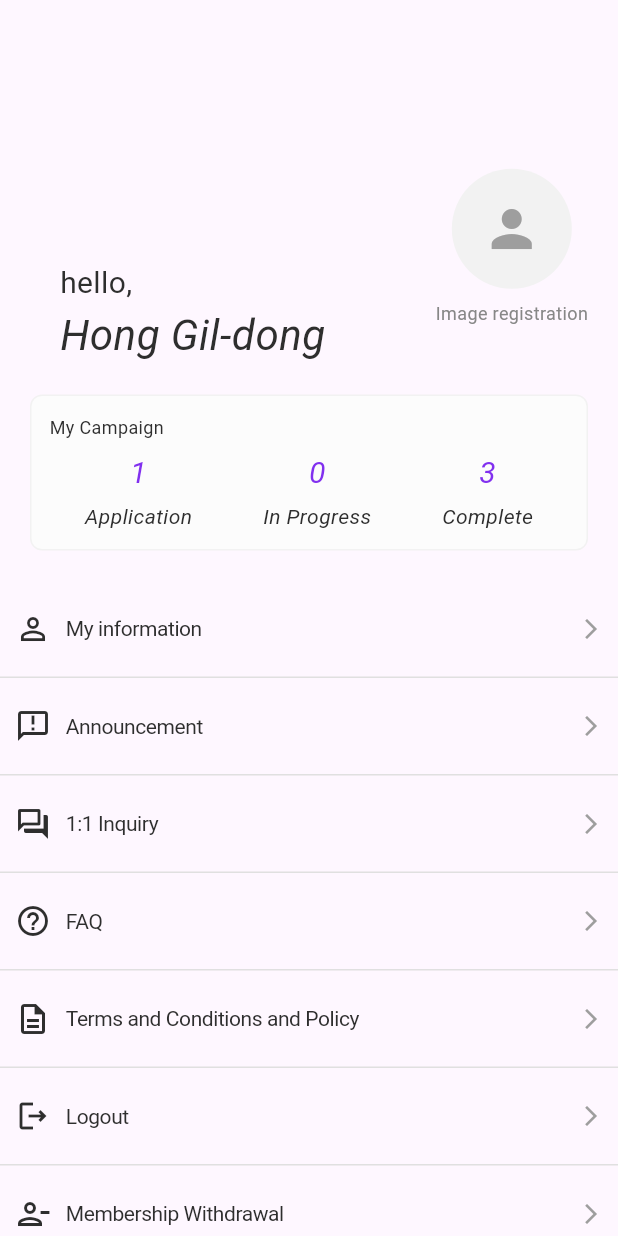
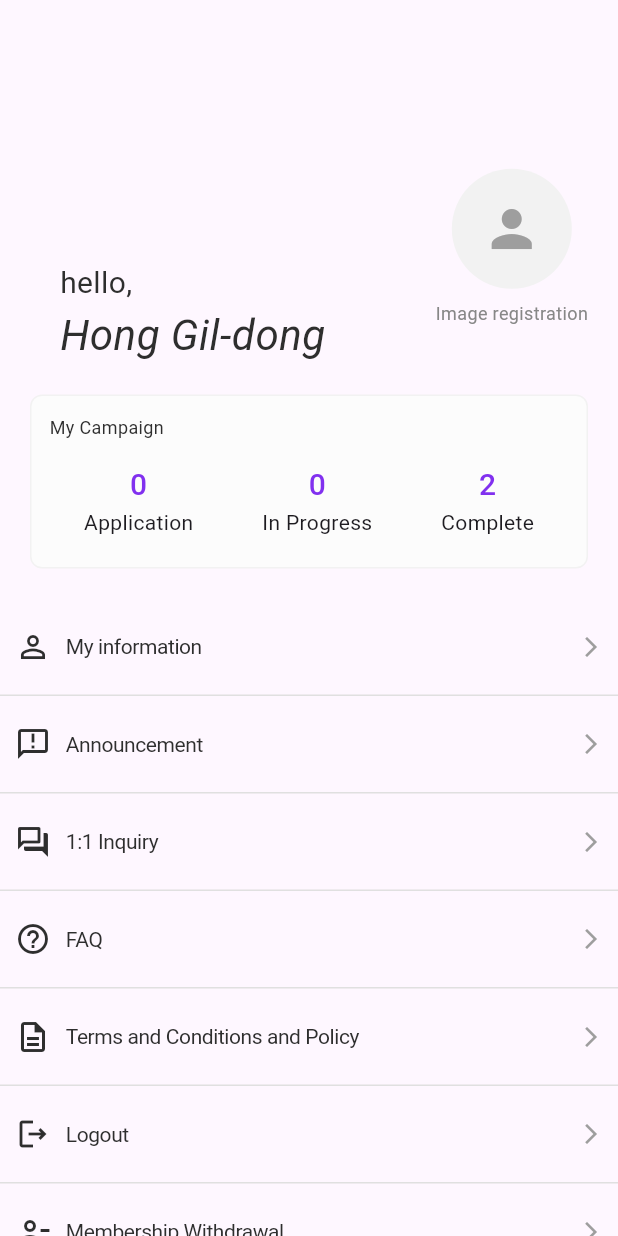
Before and after one commit to shaina-pachica/Flutter, a Flutter app: the screen it shows after launch, on a phone screen of 412 x 824 dp. Run offline on Flutter 3.47's test engine with Material 3 defaults, Android fonts, the phone set to English and light mode, and no system bars; our stand-ins replace file_picker, get, image_picker; Roboto replaces fonts that are missing (ABeeZee).

Commit message:
A1 (My Campaign UI) is done. just need design improvement and code refactoring

```diff
--- /dev/null
+++ b/lib/app/bindings/campaign_binding.dart
@@ -0,0 +1,9 @@
+import 'package:get/get.dart';
+import '../controllers/campaign_controller.dart';
+
+class CampaignBinding extends Bindings {
+  @override
+  void dependencies() {
+    Get.lazyPut(() => CampaignController());
+  }
+}
--- a/lib/app/controllers/campaign_controller.dart
+++ b/lib/app/controllers/campaign_controller.dart
@@ -1,12 +1,21 @@
 import 'package:get/get.dart';
+import 'package:myflyn_app/app/routes/app_pages.dart';
 
 class CampaignController extends GetxController {
-  var selectedTab = 'Application'.obs; // default tab
-  var applicationCount = 1.obs;
+  var applicationCount = 0.obs;
   var inProgressCount = 0.obs;
-  var completeCount = 3.obs;
+  var completeCount = 2.obs;
 
-  void selectTab(String tab) {
-    selectedTab.value = tab;
+  // // Reactive selected tab (optional if you want tab highlight)
+  // var selectedTab = ''.obs;
+
+  // //Call this method when a tab is selected
+  // void selectTab(String tab, String route) {
+  //   selectedTab.value = tab;
+  //   Get.toNamed(route); // navigate to the corresponding view
+  // }
+
+  void goToCampaignView() {
+    Get.toNamed(Routes.campaign); // route for CampaignView
   }
 }
--- a/lib/app/routes/app_pages.dart
+++ b/lib/app/routes/app_pages.dart
@@ -1,11 +1,13 @@
 import 'package:get/get.dart'; // Importing GetX for state management
 import 'package:myflyn_app/app/bindings/basic_info_binding.dart';
+import 'package:myflyn_app/app/bindings/campaign_binding.dart';
 import 'package:myflyn_app/app/bindings/password_setting_binding.dart';
 import 'package:myflyn_app/app/bindings/splash_binding.dart';
+import 'package:myflyn_app/app/views/home/myInformation/myCampaign/campaign_view.dart';
 import 'package:myflyn_app/app/views/home/myInformation/myInformation/basic_info_view.dart';
 import 'package:myflyn_app/app/views/home/myInformation/myInformation/password_setting_view.dart';
 import 'package:myflyn_app/app/views/splash_view.dart';
-
+import 'package:myflyn_app/app/widgets/campaign_card.dart';
 
 // Importing views for routing
 import '../views/home/myInformation/home_view.dart';
@@ -17,10 +19,6 @@ import '../bindings/my_info_binding.dart'; // Binding for My Information
 part 'app_routes.dart';
 
 class AppPages {
-  static const initial = Routes.splash; // Initial route for the app
-  static const home = '/home'; // Home route
-  static const basicInfo = '/basic-info'; // Initial route for the app);
-
   static final routes = [
     // Define the initial route for the application
     GetPage(
@@ -44,5 +42,11 @@ class AppPages {
       page: () => const PasswordSettingView(),
       binding: PasswordSettingBinding(), // Binding for Password Setting
     ),
+    GetPage(
+      name: '/campaign_summary_view',
+      page: () => const CampaignView(),
+      binding: CampaignBinding(), // Binding for CampaignController
+    ),
+
   ];
 }
--- a/lib/app/routes/app_routes.dart
+++ b/lib/app/routes/app_routes.dart
@@ -1,11 +1,12 @@
 part of 'app_pages.dart';
 
 abstract class Routes {
-  static const splash = '/splash'; // A0
-  static const home = '/home'; // A1
+  static const splash = '/splash';
+  static const home = '/home'; // A0
   static const myInformation = '/my_information'; // A2
   static const basicInformation = '/basic_information';
   static const passwordSetting = '/password_setting_view'; // A3r
+  static const campaign = '/campaign_summary_view'; // A1
   //static const interestCategory = '/interest_category';
 
 }
--- a/lib/app/views/home/myInformation/home_view.dart
+++ b/lib/app/views/home/myInformation/home_view.dart
@@ -2,8 +2,8 @@ import 'package:flutter/material.dart';
 import 'package:get/get.dart';
 import 'package:myflyn_app/app/controllers/campaign_controller.dart';
 import 'package:myflyn_app/app/routes/app_pages.dart';
+import 'package:myflyn_app/app/widgets/campaign_card.dart';
 
-import 'package:myflyn_app/app/widgets/campaign_card.dart';
 import '../../../widgets/sections/profile_header.dart';
 import '../../../widgets/clickables/menu_item.dart'; //MenuItem widget for the menu items
 import '../../../widgets/picker/image_registration.dart'; // Image registration widget
@@ -16,7 +16,7 @@ class HomeView extends StatelessWidget {
   @override
   Widget build(BuildContext context) {
     // Initialize your controller here. Replace HomeController with your actual controller class if different.
-    final controller = Get.put(CampaignController());
+    Get.put(CampaignController());
 
     return Scaffold(
       body: ListView(
@@ -35,14 +35,7 @@ class HomeView extends StatelessWidget {
               ),
               const SizedBox(height: 20),
 
-               Obx(
-            () => CampaignCard(
-              applicationCount: controller.applicationCount.value,
-              inProgressCount: controller.inProgressCount.value,
-              completeCount: controller.completeCount.value,
-              onTabSelected: controller.selectTab,
-            ),
-          ),
+              CampaignCard(), // Display the campaign card
 
               const SizedBox(height: 20),
               MenuItem(
--- a/lib/app/views/splash_view.dart
+++ b/lib/app/views/splash_view.dart
@@ -20,6 +20,5 @@ class SplashView extends StatelessWidget {
         ),
       ),
     );
-
   }
 }
--- a/lib/app/widgets/campaign_button.dart
+++ b/lib/app/widgets/campaign_button.dart
@@ -1,45 +1,46 @@
 import 'package:flutter/material.dart';
+import 'package:get/get.dart';
 
 class CampaignButton extends StatelessWidget {
   final String label;
-  final String count;
-  final bool isSelected;
-  final VoidCallback onTap;
+  final int count;
+  final String route;
+  final VoidCallback? onTap;
 
   const CampaignButton({
-    Key? key,
+    super.key,
     required this.label,
     required this.count,
-    required this.isSelected,
-    required this.onTap,
-  }) : super(key: key);
+    required this.route,
+    this.onTap,
+  });
+
   @override
   Widget build(BuildContext context) {
-    return InkWell(
-      onTap: onTap,
+    return Material( // 👈 wrap in Material
+      color: Colors.transparent,
+      child: InkWell(
+        onTap: onTap ?? () => Get.toNamed(route),
+        borderRadius: BorderRadius.circular(8),
+        child: Padding(
+          padding: const EdgeInsets.all(8.0),
           child: Column(
-        mainAxisSize: MainAxisSize.min,
             children: [
               Text(
-            count,
+                '$count',
                 style: const TextStyle(
+                  fontSize: 20,
                   color: Color(0xFF8130EF),
-              fontSize: 20,
-              fontStyle: FontStyle.italic,
-              fontWeight: FontWeight.w400,
+                  fontWeight: FontWeight.w500,
                 ),
               ),
-          const SizedBox(height: 4),
               Text(
                 label,
-            style: const TextStyle(
-              color: Color(0xFF2E2E2E),
-              fontSize: 14,
-              fontStyle: FontStyle.italic,
-              fontWeight: FontWeight.w400,
+                style: const TextStyle(fontSize: 14),
+              ),
+            ],
           ),
         ),
-        ],
       ),
     );
   }
--- a/lib/app/widgets/campaign_card.dart
+++ b/lib/app/widgets/campaign_card.dart
@@ -1,22 +1,15 @@
 import 'package:flutter/material.dart';
+import 'package:get/get.dart';
 import 'campaign_button.dart';
+import '../controllers/campaign_controller.dart';
 
 class CampaignCard extends StatelessWidget {
-  final int applicationCount;
-  final int inProgressCount;
-  final int completeCount;
-  final Function(String tab) onTabSelected;
-
-  const CampaignCard({
-    super.key,
-    this.applicationCount = 0,
-    this.inProgressCount = 0,
-    this.completeCount = 0,
-    required this.onTabSelected,
-  });
+  const CampaignCard({super.key});
 
   @override
   Widget build(BuildContext context) {
+    final controller = Get.find<CampaignController>();
+
     return Container(
       margin: const EdgeInsets.symmetric(horizontal: 20),
       padding: const EdgeInsets.all(12),
@@ -28,34 +21,35 @@ class CampaignCard extends StatelessWidget {
       child: Column(
         crossAxisAlignment: CrossAxisAlignment.start,
         children: [
-          const Text(
-            "My Campaign",
-            style: TextStyle(fontSize: 12, color: Color(0xFF2E2E2E)),
-          ),
+          const Text("My Campaign",
+              style: TextStyle(fontSize: 12, color: Color(0xFF2E2E2E))),
           const SizedBox(height: 8),
-          Row(
+          Obx(() => Row(
                 mainAxisAlignment: MainAxisAlignment.spaceAround,
                 children: [
                   CampaignButton(
-                count: applicationCount.toString(),
                     label: "Application",
-                isSelected: false,
-                onTap: () => onTabSelected("Application"),
+                    count: controller.applicationCount.value,
+                    route: "/campaign",
+                    onTap: controller.goToCampaignView
+
                   ),
                   CampaignButton(
-                count: inProgressCount.toString(),
                     label: "In Progress",
-                isSelected: false,
-                onTap: () => onTabSelected("In Progress"),
+                    count: controller.inProgressCount.value,
+                    route: "/campaign",
+                    onTap: controller.goToCampaignView
+
                   ),
                   CampaignButton(
-                count: completeCount.toString(),
                     label: "Complete",
-                isSelected: false,
-                onTap: () => onTabSelected("Complete"),
+                    count: controller.completeCount.value,
+                    route: "/campaign",
+                   onTap: controller.goToCampaignView
+
                   ),
                 ],
-          ),
+              )),
         ],
       ),
     );
```
Also changed, not shown: lib/app/views/home/myInformation/myCampaign/campaign_view.dart (+48 -34 lines). Lines whose indentation alone changed are shown as unchanged.
